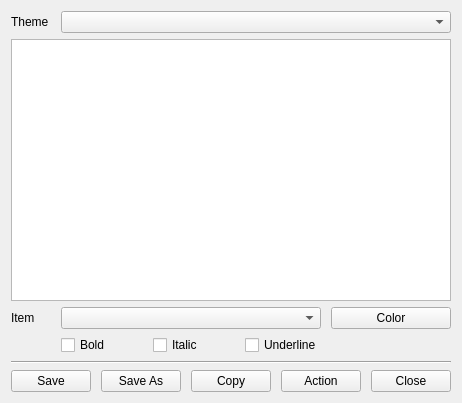
Qt form harbour/contrib/hbide/resources/themesex.ui (harbour/core) before a commit.
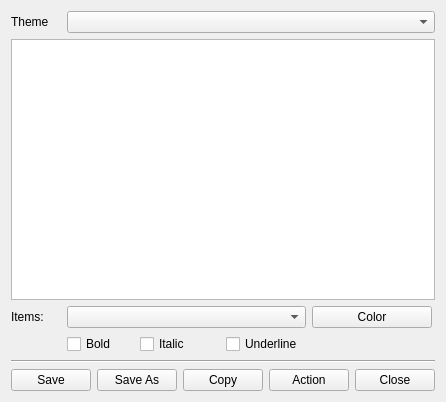
The same form after that commit.

Commit message: 2010-03-03 01:00 UTC-0800 Pritpal Bedi (pritpal@vouchcac.com)   * contrib/hbqt/hbqt_garbage.h   * contrib/hbqt/THbQtUI.prg     ! A massive effort to stream-line GPF at exit.       At least now I know that it is caused by the way       QLayout has relation with parent and children both.       To some extent I am been able to cover it, but not       completely, at least till now.

```diff
--- a/harbour/contrib/hbide/resources/themesex.ui
+++ b/harbour/contrib/hbide/resources/themesex.ui
@@ -6,8 +6,8 @@
    <rect>
     <x>0</x>
     <y>0</y>
-    <width>437</width>
-    <height>403</height>
+    <width>438</width>
+    <height>402</height>
    </rect>
   </property>
   <property name="windowTitle">
@@ -15,16 +15,6 @@
   </property>
   <layout class="QGridLayout" name="gridLayout">
    <item row="0" column="0">
-    <layout class="QVBoxLayout" name="verticalLayout" stretch="0,1,0,0,0,0">
-     <property name="sizeConstraint">
-      <enum>QLayout::SetDefaultConstraint</enum>
-     </property>
-     <item>
-      <layout class="QHBoxLayout" name="horizontalLayout_6">
-       <property name="spacing">
-        <number>10</number>
-       </property>
-       <item>
         <widget class="QLabel" name="labelTheme">
          <property name="maximumSize">
           <size>
@@ -37,25 +27,14 @@
          </property>
         </widget>
        </item>
-       <item>
+   <item row="0" column="1" colspan="8">
         <widget class="QComboBox" name="comboThemes"/>
        </item>
-      </layout>
-     </item>
-     <item>
-      <layout class="QHBoxLayout" name="horizontalLayout_5">
-       <item>
+   <item row="1" column="0" colspan="9">
         <widget class="QPlainTextEdit" name="plainThemeText"/>
        </item>
-      </layout>
-     </item>
-     <item>
-      <layout class="QHBoxLayout" name="horizontalLayout_4">
-       <property name="spacing">
-        <number>10</number>
-       </property>
-       <item>
-        <widget class="QLabel" name="labelItem">
+   <item row="2" column="0">
+    <widget class="QLabel" name="labelItems">
          <property name="maximumSize">
           <size>
            <width>40</width>
@@ -63,14 +42,14 @@
           </size>
          </property>
          <property name="text">
-          <string>Item</string>
+      <string>Items:</string>
          </property>
         </widget>
        </item>
-       <item>
+   <item row="2" column="1" colspan="6">
         <widget class="QComboBox" name="comboItems"/>
        </item>
-       <item>
+   <item row="2" column="7" colspan="2">
         <widget class="QPushButton" name="buttonColor">
          <property name="maximumSize">
           <size>
@@ -83,11 +62,7 @@
          </property>
         </widget>
        </item>
-      </layout>
-     </item>
-     <item>
-      <layout class="QHBoxLayout" name="horizontalLayout_3">
-       <item>
+   <item row="3" column="0">
         <spacer name="horizontalSpacer">
          <property name="orientation">
           <enum>Qt::Horizontal</enum>
@@ -103,28 +78,28 @@
          </property>
         </spacer>
        </item>
-       <item>
+   <item row="3" column="1" colspan="2">
         <widget class="QCheckBox" name="checkBold">
          <property name="text">
           <string>Bold</string>
          </property>
         </widget>
        </item>
-       <item>
+   <item row="3" column="3" colspan="2">
         <widget class="QCheckBox" name="checkItalic">
          <property name="text">
           <string>Italic</string>
          </property>
         </widget>
        </item>
-       <item>
+   <item row="3" column="5" colspan="2">
         <widget class="QCheckBox" name="checkUnderline">
          <property name="text">
           <string>Underline</string>
          </property>
         </widget>
        </item>
-       <item>
+   <item row="3" column="7" colspan="2">
         <spacer name="horizontalSpacer_2">
          <property name="orientation">
           <enum>Qt::Horizontal</enum>
@@ -140,62 +115,47 @@
          </property>
         </spacer>
        </item>
-      </layout>
-     </item>
-     <item>
-      <layout class="QHBoxLayout" name="horizontalLayout_2">
-       <item>
+   <item row="4" column="0" colspan="9">
         <widget class="Line" name="lineSep">
          <property name="orientation">
           <enum>Qt::Horizontal</enum>
          </property>
         </widget>
        </item>
-      </layout>
-     </item>
-     <item>
-      <layout class="QHBoxLayout" name="horizontalLayout">
-       <property name="spacing">
-        <number>10</number>
-       </property>
-       <item>
+   <item row="5" column="0" colspan="2">
         <widget class="QPushButton" name="buttonSave">
          <property name="text">
           <string>Save</string>
          </property>
         </widget>
        </item>
-       <item>
+   <item row="5" column="2" colspan="2">
         <widget class="QPushButton" name="buttonSaveAs">
          <property name="text">
           <string>Save As</string>
          </property>
         </widget>
        </item>
-       <item>
+   <item row="5" column="4" colspan="2">
         <widget class="QPushButton" name="buttonCopy">
          <property name="text">
           <string>Copy</string>
          </property>
         </widget>
        </item>
-       <item>
+   <item row="5" column="6" colspan="2">
         <widget class="QPushButton" name="buttonApply">
          <property name="text">
           <string>Action</string>
          </property>
         </widget>
        </item>
-       <item>
+   <item row="5" column="8">
         <widget class="QPushButton" name="buttonClose">
          <property name="text">
           <string>Close</string>
          </property>
         </widget>
-       </item>
-      </layout>
-     </item>
-    </layout>
    </item>
   </layout>
  </widget>
```
Left out of the diff: 4 changed lines with no effect on the pictures. Lines whose indentation alone changed are shown as unchanged. The commit also changes 22 other files.
